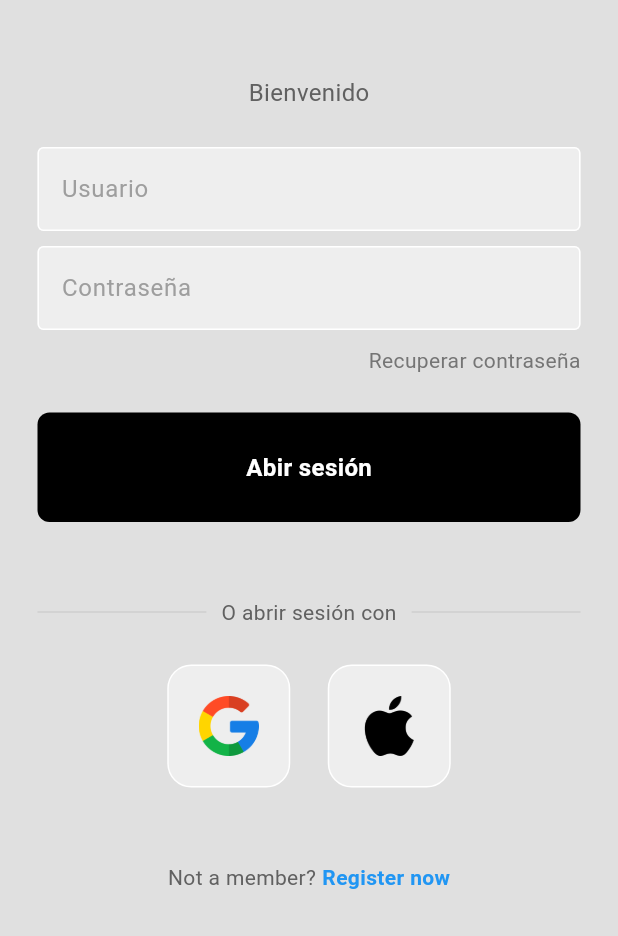
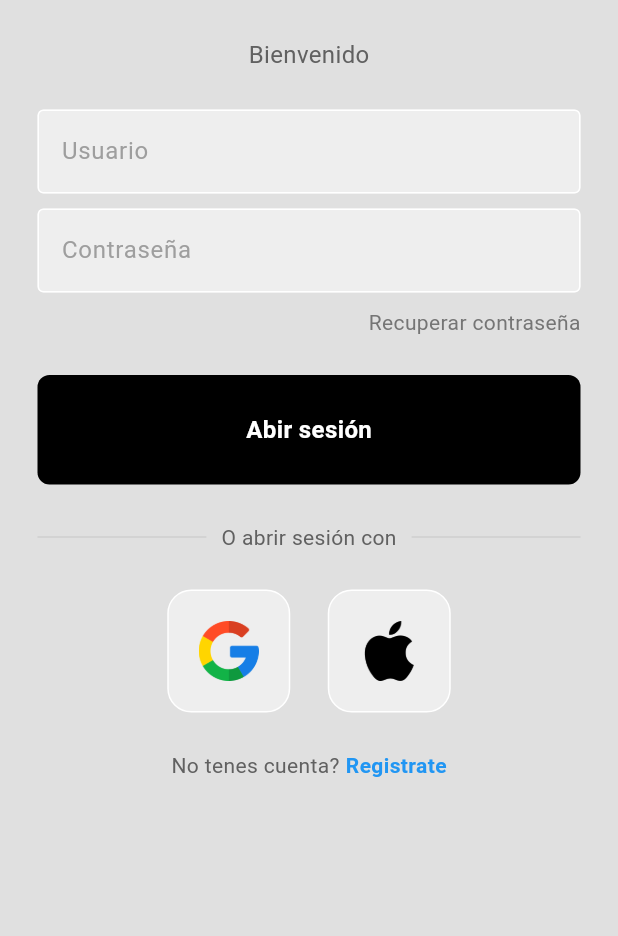
Before and after one commit to pablopronsky/SkalyGym, a Flutter app: the screen it shows after launch, on a phone screen of 412 x 824 dp, the part 300-1236 px from its top. Run offline on Flutter 3.47's test engine with Material 3 defaults, Android fonts, the phone set to English and light mode, and no system bars.

Commit message:
login page ui finalizada

```diff
--- a/lib/pages/login_page.dart
+++ b/lib/pages/login_page.dart
@@ -31,7 +31,7 @@ class LoginPage extends StatelessWidget {
                   width: 150,
                   height: 150,
                 ),
-                const SizedBox(height: 50),
+                const SizedBox(height: 25),
                 //welcome back
                 Text('Bienvenido',
                 style: TextStyle(color: Colors.grey[700],
@@ -71,7 +71,7 @@ class LoginPage extends StatelessWidget {
                 MyButton(
                   onTap: abrirSesion,
                 ),
-                const SizedBox(height: 50),
+                const SizedBox(height: 25),
 
                 // o loguear con
                 Padding(
@@ -115,19 +115,19 @@ class LoginPage extends StatelessWidget {
                   ],
                 ),
 
-                const SizedBox(height: 50),
+                const SizedBox(height: 25),
 
                 // not a member? register now
                 Row(
                   mainAxisAlignment: MainAxisAlignment.center,
                   children: [
                     Text(
-                      'Not a member?',
+                      'No tenes cuenta?',
                       style: TextStyle(color: Colors.grey[700]),
                     ),
                     const SizedBox(width: 4),
                     const Text(
-                      'Register now',
+                      'Registrate',
                       style: TextStyle(
                         color: Colors.blue,
                         fontWeight: FontWeight.bold,
```
